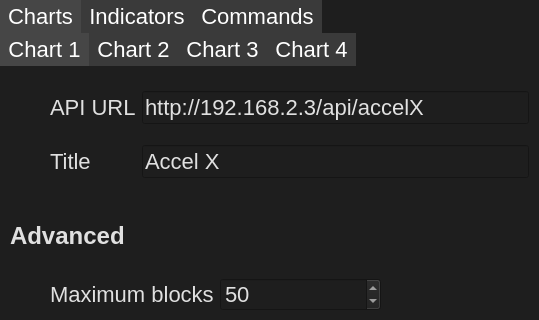
Qt form settings.ui (explosion33/RocketGround) before a commit; both pictures show x 0 to 539 and y 0 to 320 of the 539 by 700 pixel window.
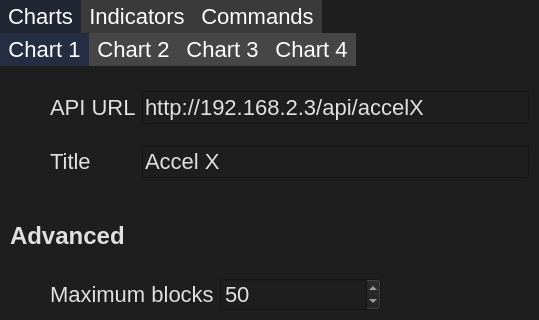
The same form after that commit. The open tabs and pages were chosen to show the change.

Commit message: moved settings.ini location, fixed ui issues

```diff
--- a/settings.ui
+++ b/settings.ui
@@ -35,7 +35,7 @@
 
 QTabBar::tab 
 {
-    background: #3A3A3A;;
+    background: rgb(58, 58, 58);;
     color: white;   
     border-color: #3A3A3A;
 	padding-top: 4px;
@@ -47,9 +47,9 @@
 QTabBar::tab:selected, 
 QTabBar::tab:hover 
 {
-    background: #464646;;
+    background: rgb(62, 96, 193, 33);;
     color: white;   
-    border-color: #464646;
+    border-color: rgb(62, 96, 193);
 }</string>
    </property>
    <property name="tabPosition">
@@ -59,7 +59,7 @@
     <enum>QTabWidget::Rounded</enum>
    </property>
    <property name="currentIndex">
-    <number>2</number>
+    <number>0</number>
    </property>
    <property name="elideMode">
     <enum>Qt::ElideNone</enum>
@@ -93,10 +93,29 @@
       <enum>Qt::ClickFocus</enum>
      </property>
      <property name="styleSheet">
-      <string notr="true"/>
+      <string notr="true">QTabWidget::pane { border: 0; }
+
+QTabBar::tab 
+{
+    background: rgb(70, 70, 70);;
+    color: white;   
+    border-color: #3A3A3A;
+	padding-top: 4px;
+	padding-bottom: 4px;
+	padding-left: 8px;
+	padding-right: 8px;
+}
+
+QTabBar::tab:selected, 
+QTabBar::tab:hover 
+{
+    background: rgb(62, 96, 193, 55);;
+    color: white;   
+    border-color: rgb(62, 96, 193, 55);
+}</string>
      </property>
      <property name="currentIndex">
-      <number>3</number>
+      <number>0</number>
      </property>
      <widget class="QWidget" name="chart1_tab">
       <attribute name="title">
@@ -1261,19 +1280,19 @@
     <string notr="true">QPushButton
 {
 	border: 1px solid #999999;
-   background-color: rgba(62, 96, 193, 36);
+   background-color: rgba(62, 96, 193, 60);
 	border-radius: 5px;
 }
 
 QPushButton:pressed
 {
 	border-color: rgba(62, 96, 193, 255);
-   background-color: rgba(62, 96, 193, 66);
+   background-color: rgba(62, 96, 193, 90);
 }
 
 QPushButton:hover:!pressed
 {
-   background-color: rgba(62, 96, 193, 46);
+   background-color: rgba(62, 96, 193, 70);
 }</string>
    </property>
    <property name="text">
```
The commit also changes 6 other files.
